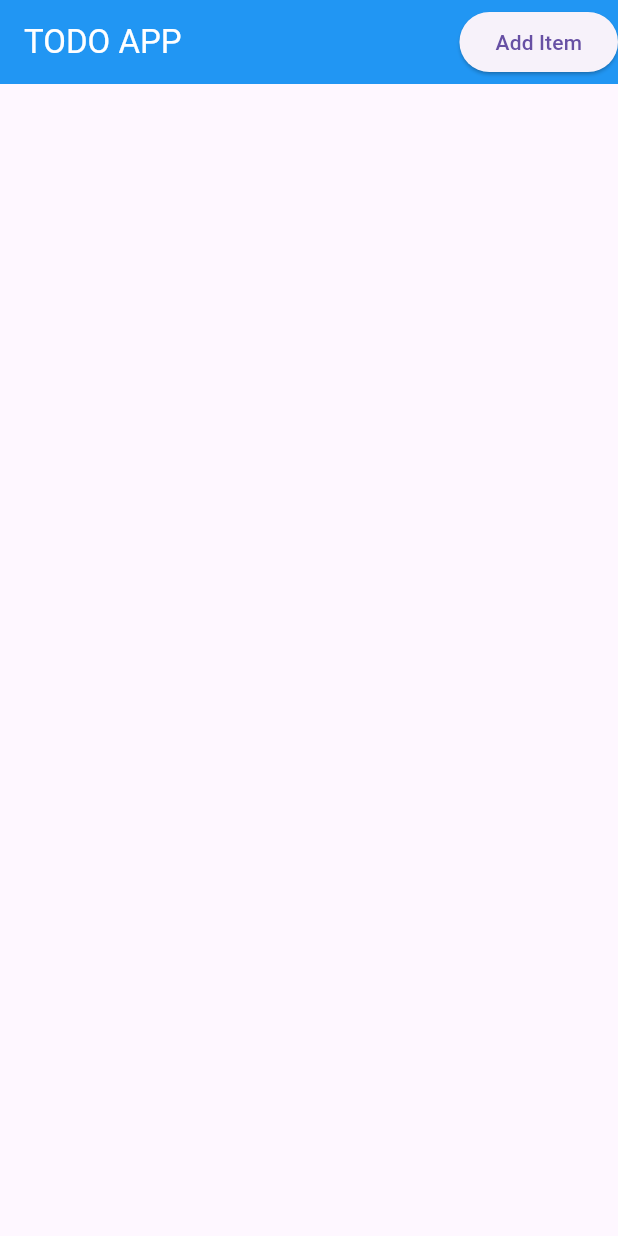
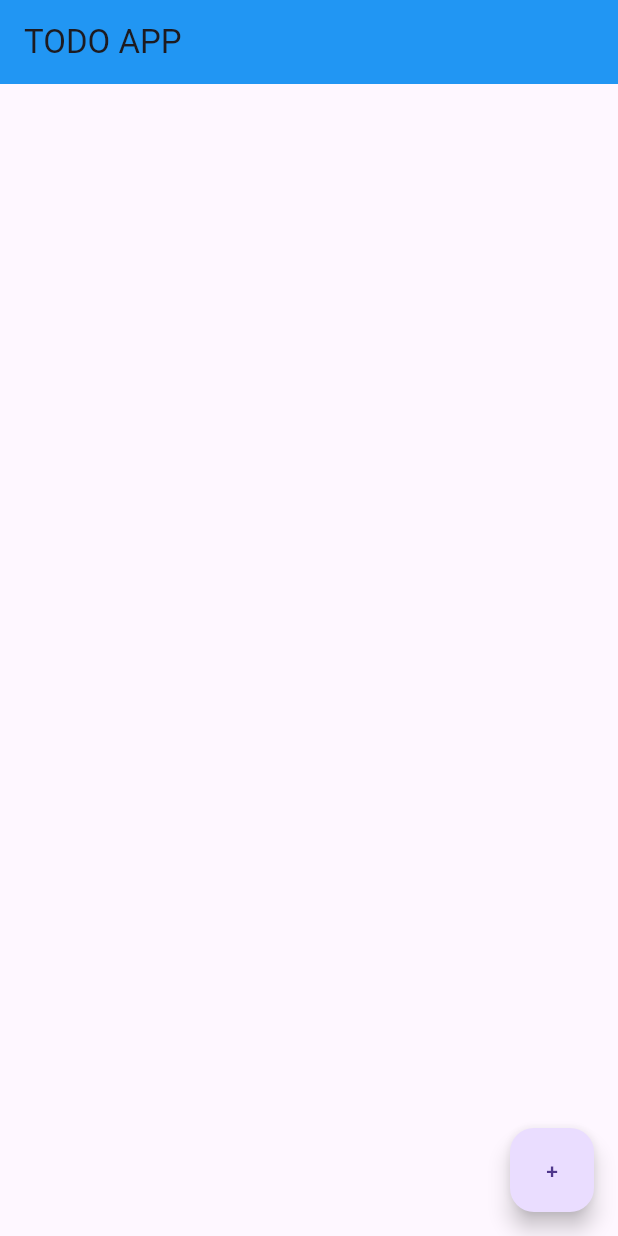
Before and after one commit to MuhammadSameer18/flutter_Todo_App, a Flutter app: the screen it shows after launch, on a phone screen of 412 x 824 dp. Run offline on Flutter 3.47's test engine with Material 3 defaults, Android fonts, the phone set to English and light mode, and no system bars.

```diff
--- a/lib/main.dart
+++ b/lib/main.dart
@@ -1,17 +1,19 @@
 import 'package:flutter/material.dart';
 import 'package:todoapp/screenview.dart';
+import 'package:todoapp/todoappscreen.dart';
 
 void main() {
-  runApp(const todoapp());
+  runApp(const TodoApp());
 }
 
-class todoapp extends StatelessWidget {
-  const todoapp({super.key});
+class TodoApp extends StatelessWidget {
+  const TodoApp({super.key});
 
   @override
   Widget build(BuildContext context) {
     return MaterialApp(
-      home: screenview(),
+      title: "Todo App",
+      home: todoappscreen(),
     );
   }
 }
--- a/lib/screenview.dart
+++ /dev/null
@@ -1,34 +0,0 @@
-import 'package:flutter/material.dart';
-import 'package:todoapp/addtask.dart';
-
-class screenview extends StatefulWidget {
-  const screenview({super.key});
-
-  @override
-  State<screenview> createState() => _screenviewState();
-}
-
-class _screenviewState extends State<screenview> {
-  @override
-  Widget build(BuildContext context) {
-    return Scaffold(
-      appBar: AppBar(
-        backgroundColor: Colors.blue,
-        title: Text(
-          "TODO APP",
-          style: TextStyle(color: Colors.white),
-        ),
-        actions: [
-          ElevatedButton(
-              onPressed: () {
-                Navigator.push(
-                  context,
-                  MaterialPageRoute(builder: (context) => addTask()),
-                );
-              },
-              child: Text("Add Item"))
-        ],
-      ),
-    );
-  }
-}
```
Also changed, not shown: lib/addTask.dart (deleted, +0 -55 lines), lib/todoappscreen.dart (added, +104 -0 lines), 1 other file.
